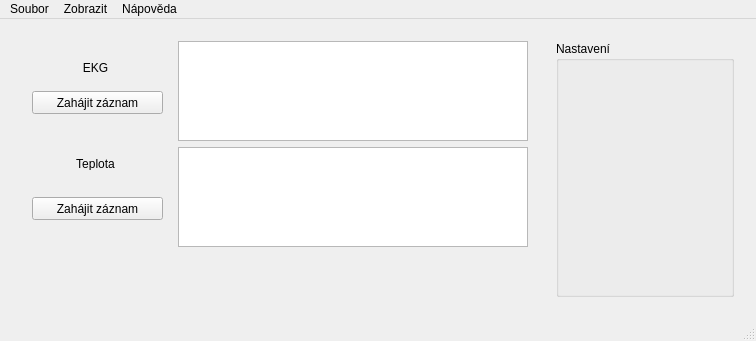
Above: src/desktop/mainwindow.ui from vairad/zcu-zswi before the change. Below: the same form after it.
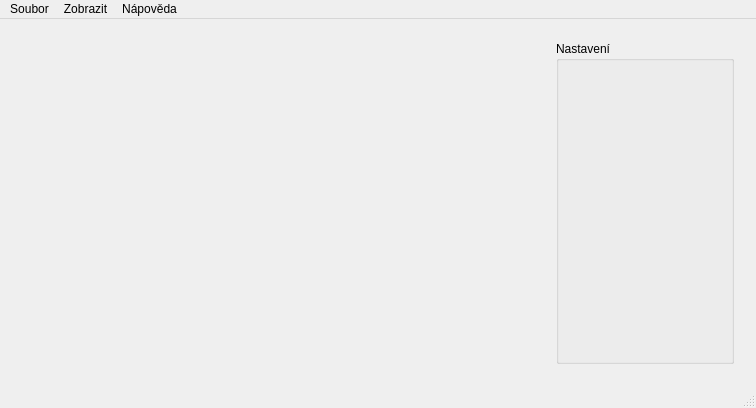
That is the form after the change.

Diff of the .ui file:
```diff
--- a/src/desktop/mainwindow.ui
+++ b/src/desktop/mainwindow.ui
@@ -7,7 +7,7 @@
     <x>0</x>
     <y>0</y>
     <width>756</width>
-    <height>341</height>
+    <height>408</height>
    </rect>
   </property>
   <property name="windowTitle">
@@ -20,6 +20,18 @@
       <property name="enabled">
        <bool>true</bool>
       </property>
+      <property name="sizePolicy">
+       <sizepolicy hsizetype="Expanding" vsizetype="Expanding">
+        <horstretch>0</horstretch>
+        <verstretch>0</verstretch>
+       </sizepolicy>
+      </property>
+      <property name="minimumSize">
+       <size>
+        <width>0</width>
+        <height>0</height>
+       </size>
+      </property>
       <property name="frameShape">
        <enum>QFrame::NoFrame</enum>
       </property>
@@ -41,7 +53,7 @@
          <x>0</x>
          <y>0</y>
          <width>532</width>
-         <height>224</height>
+         <height>69</height>
         </rect>
        </property>
        <property name="sizePolicy">
@@ -50,213 +62,13 @@
          <verstretch>0</verstretch>
         </sizepolicy>
        </property>
-       <layout class="QVBoxLayout" name="verticalLayout_3">
-        <item alignment="Qt::AlignTop">
-         <widget class="QWidget" name="widget_1" native="true">
-          <property name="enabled">
-           <bool>true</bool>
-          </property>
-          <property name="sizePolicy">
-           <sizepolicy hsizetype="Preferred" vsizetype="Preferred">
-            <horstretch>0</horstretch>
-            <verstretch>0</verstretch>
-           </sizepolicy>
-          </property>
-          <property name="minimumSize">
-           <size>
-            <width>0</width>
-            <height>100</height>
-           </size>
-          </property>
-          <property name="maximumSize">
-           <size>
-            <width>16777215</width>
-            <height>100</height>
-           </size>
-          </property>
-          <property name="cursor">
-           <cursorShape>ArrowCursor</cursorShape>
-          </property>
-          <property name="autoFillBackground">
-           <bool>false</bool>
-          </property>
-          <layout class="QHBoxLayout" name="horizontalLayout_2">
-           <property name="leftMargin">
-            <number>0</number>
-           </property>
-           <property name="topMargin">
-            <number>0</number>
-           </property>
-           <property name="rightMargin">
-            <number>0</number>
-           </property>
-           <property name="bottomMargin">
-            <number>0</number>
-           </property>
-           <item>
-            <widget class="QWidget" name="widget_5" native="true">
-             <property name="minimumSize">
-              <size>
-               <width>150</width>
-               <height>0</height>
-              </size>
-             </property>
-             <property name="maximumSize">
-              <size>
-               <width>150</width>
-               <height>16777215</height>
-              </size>
-             </property>
-             <widget class="QPushButton" name="pushButton">
-              <property name="geometry">
-               <rect>
-                <x>10</x>
-                <y>50</y>
-                <width>131</width>
-                <height>23</height>
-               </rect>
-              </property>
-              <property name="text">
-               <string>Zahájit záznam</string>
-              </property>
-             </widget>
-             <widget class="QLabel" name="label">
-              <property name="geometry">
-               <rect>
-                <x>50</x>
-                <y>20</y>
-                <width>47</width>
-                <height>13</height>
-               </rect>
-              </property>
-              <property name="text">
-               <string>EKG</string>
-              </property>
-              <property name="scaledContents">
-               <bool>false</bool>
-              </property>
-              <property name="alignment">
-               <set>Qt::AlignCenter</set>
-              </property>
-             </widget>
-            </widget>
-           </item>
-           <item>
-            <widget class="QGraphicsView" name="graphicsView">
-             <property name="enabled">
-              <bool>true</bool>
-             </property>
-             <property name="minimumSize">
-              <size>
-               <width>0</width>
-               <height>100</height>
-              </size>
-             </property>
-             <property name="maximumSize">
-              <size>
-               <width>16777215</width>
-               <height>100</height>
-              </size>
-             </property>
-             <property name="dragMode">
-              <enum>QGraphicsView::NoDrag</enum>
-             </property>
-             <property name="cacheMode">
-              <set>QGraphicsView::CacheNone</set>
-             </property>
-             <property name="viewportUpdateMode">
-              <enum>QGraphicsView::MinimalViewportUpdate</enum>
-             </property>
-             <property name="rubberBandSelectionMode">
-              <enum>Qt::ContainsItemShape</enum>
-             </property>
-            </widget>
-           </item>
-          </layout>
-         </widget>
-        </item>
-        <item alignment="Qt::AlignTop">
-         <widget class="QWidget" name="widget_2" native="true">
-          <property name="minimumSize">
-           <size>
-            <width>0</width>
-            <height>100</height>
-           </size>
-          </property>
-          <property name="maximumSize">
-           <size>
-            <width>16777215</width>
-            <height>100</height>
-           </size>
-          </property>
-          <layout class="QHBoxLayout" name="horizontalLayout_3">
-           <property name="leftMargin">
-            <number>0</number>
-           </property>
-           <property name="topMargin">
-            <number>0</number>
-           </property>
-           <property name="rightMargin">
-            <number>0</number>
-           </property>
-           <property name="bottomMargin">
-            <number>0</number>
-           </property>
-           <item>
-            <widget class="QWidget" name="widget_6" native="true">
-             <property name="minimumSize">
-              <size>
-               <width>150</width>
-               <height>0</height>
-              </size>
-             </property>
-             <property name="maximumSize">
-              <size>
-               <width>150</width>
-               <height>16777215</height>
-              </size>
-             </property>
-             <widget class="QPushButton" name="pushButton_2">
-              <property name="geometry">
-               <rect>
-                <x>10</x>
-                <y>50</y>
-                <width>131</width>
-                <height>23</height>
-               </rect>
-              </property>
-              <property name="text">
-               <string>Zahájit záznam</string>
-              </property>
-             </widget>
-             <widget class="QLabel" name="label_2">
-              <property name="geometry">
-               <rect>
-                <x>50</x>
-                <y>10</y>
-                <width>47</width>
-                <height>13</height>
-               </rect>
-              </property>
-              <property name="text">
-               <string>Teplota</string>
-              </property>
-              <property name="scaledContents">
-               <bool>false</bool>
-              </property>
-              <property name="alignment">
-               <set>Qt::AlignCenter</set>
-              </property>
-             </widget>
-            </widget>
-           </item>
-           <item>
-            <widget class="QGraphicsView" name="graphicsView_2"/>
-           </item>
-          </layout>
-         </widget>
-        </item>
-       </layout>
+       <property name="minimumSize">
+        <size>
+         <width>0</width>
+         <height>0</height>
+        </size>
+       </property>
+       <layout class="QVBoxLayout" name="verticalLayout_3"/>
       </widget>
      </widget>
     </item>
```
Left out of the diff: 24 changed lines with no effect on the pictures.
